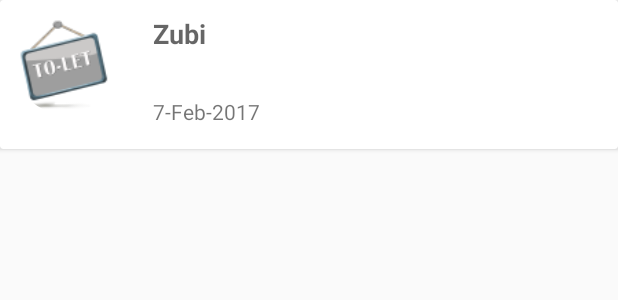
After one commit to kaizer1161/to-let, an Android app: the layout comment_layout.xml on its own in the app's theme, with its tools: preview values and no code run, on a phone screen of 412 x 824 dp. The commit adds this screen. Shown: the top 300 px of the screen. Run offline under Robolectric (Android 15) with nearby library versions, the phone set to English and light mode, and no system bars; network calls fail.

```diff
--- a/app/src/main/java/com/rent/afor/space/tolet/kaizer/tolet/view_UI/PostFragment.java
+++ b/app/src/main/java/com/rent/afor/space/tolet/kaizer/tolet/view_UI/PostFragment.java
@@ -140,7 +140,7 @@ public class PostFragment extends android.support.v4.app.Fragment {
             locationOfFlat.setError("Location Of flat required!");
 
         } else
-            makePost("3rd@gmail.com", price, size, bed, bath, floorNo, location, additional);
+            makePost("1st@gmail.com", price, size, bed, bath, floorNo, location, additional);
     }
 
     private void makePost(final String email, final String price, final String size, final String bed, final String bath, final String floorNo, final String location, final String additional) {
--- a/app/src/main/res/drawable/custom_edit_text.xml
+++ b/app/src/main/res/drawable/custom_edit_text.xml
@@ -1,7 +1,9 @@
 <?xml version="1.0" encoding="utf-8"?>
 <shape xmlns:android="http://schemas.android.com/apk/res/android">
 
-    <corners android:radius="30dp" />
+    <corners
+        android:bottomLeftRadius="30dp"
+        android:bottomRightRadius="30dp" />
 
     <solid android:color="#ffffff" />
     <stroke
--- /dev/null
+++ b/app/src/main/res/layout/comment_layout.xml
@@ -0,0 +1,65 @@
+<?xml version="1.0" encoding="utf-8"?>
+<android.support.v7.widget.CardView xmlns:android="http://schemas.android.com/apk/res/android"
+    xmlns:app="http://schemas.android.com/apk/res-auto"
+    android:id="@+id/feed_comment_cardView_id"
+    android:layout_width="match_parent"
+    android:layout_height="wrap_content">
+
+    <LinearLayout
+        android:layout_width="match_parent"
+        android:layout_height="wrap_content"
+        android:orientation="vertical"
+        android:padding="10dp">
+
+        <LinearLayout
+            android:layout_width="match_parent"
+            android:layout_height="wrap_content"
+            android:background="?android:attr/selectableItemBackground"
+            android:minHeight="66dp">
+
+            <de.hdodenhof.circleimageview.CircleImageView
+                android:id="@+id/feed_comment_user_pro_pic_id"
+                android:layout_width="66dp"
+                android:layout_height="66dp"
+                android:src="@mipmap/ic_launcher"
+                app:border_width="2dp" />
+
+            <LinearLayout
+                android:layout_width="wrap_content"
+                android:layout_height="wrap_content"
+                android:gravity="center"
+                android:orientation="vertical"
+                android:paddingLeft="16dp">
+
+                <TextView
+                    android:id="@+id/feed_comment_user_name_feed_id"
+                    android:layout_width="match_parent"
+                    android:layout_height="match_parent"
+                    android:paddingBottom="5dp"
+                    android:paddingLeft="10dp"
+                    android:text="Zubi"
+                    android:textAppearance="@style/Base.TextAppearance.AppCompat.Medium"
+                    android:textStyle="bold" />
+
+                <TextView
+                    android:id="@+id/feed_comment_content_text_view_id"
+                    android:layout_width="match_parent"
+                    android:layout_height="wrap_content"
+                    android:paddingBottom="5dp"
+                    android:paddingLeft="10dp" />
+
+                <TextView
+                    android:id="@+id/feed_comment_date_and_time_of_feed_id"
+                    android:layout_width="match_parent"
+                    android:layout_height="match_parent"
+                    android:paddingBottom="5dp"
+                    android:paddingLeft="10dp"
+                    android:text="7-Feb-2017" />
+
+            </LinearLayout>
+
+        </LinearLayout>
+
+    </LinearLayout>
+
+</android.support.v7.widget.CardView>
--- a/app/src/main/res/layout/dash_board_feed_layout.xml
+++ b/app/src/main/res/layout/dash_board_feed_layout.xml
@@ -1,6 +1,4 @@
 <?xml version="1.0" encoding="utf-8"?>
-
-
 <android.support.v7.widget.CardView xmlns:android="http://schemas.android.com/apk/res/android"
     xmlns:app="http://schemas.android.com/apk/res-auto"
     android:id="@+id/job_Field_cardView_id"
```
Also changed, not shown: app/src/main/java/com/rent/afor/space/tolet/kaizer/tolet/controller_adapter/CommentAdapter.java (added, +163 -0 lines), app/src/main/java/com/rent/afor/space/tolet/kaizer/tolet/controller_adapter/FeedAdapter.java (+122 -14 lines), app/src/main/java/com/rent/afor/space/tolet/kaizer/tolet/model_data/CommentContent.java (added, +35 -0 lines), app/src/main/java/com/rent/afor/space/tolet/kaizer/tolet/model_data/Config.java (+19 -2 lines), app/src/main/java/com/rent/afor/space/tolet/kaizer/tolet/model_data/FeedContent.java (+6 -2 lines), app/src/main/java/com/rent/afor/space/tolet/kaizer/tolet/view_UI/DashBoard.java (+16 -6 lines), app/src/main/java/com/rent/afor/space/tolet/kaizer/tolet/view_UI/FeedFragment.java (+15 -3 lines), app/src/main/java/com/rent/afor/space/tolet/kaizer/tolet/view_UI/LoginSignupActivity.java (+47 -21 lines), app/src/main/res/drawable/comment_bottom_sheet_background.xml (added, +8 -0 lines), app/src/main/res/layout/comment_bottom_sheet_layout.xml (+36 -4 lines), app/src/main/ic_launcher-web.png, app/src/main/res/mipmap-hdpi/ic_launcher.png, app/src/main/res/mipmap-mdpi/ic_launcher.png, app/src/main/res/mipmap-xhdpi/ic_launcher.png, 2 more files.
